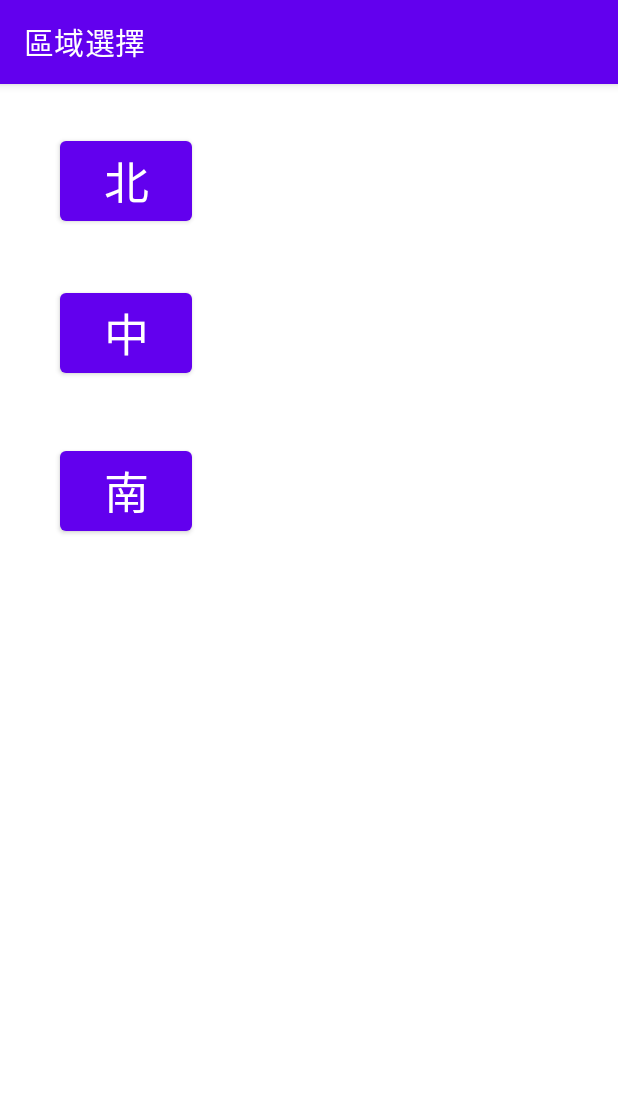
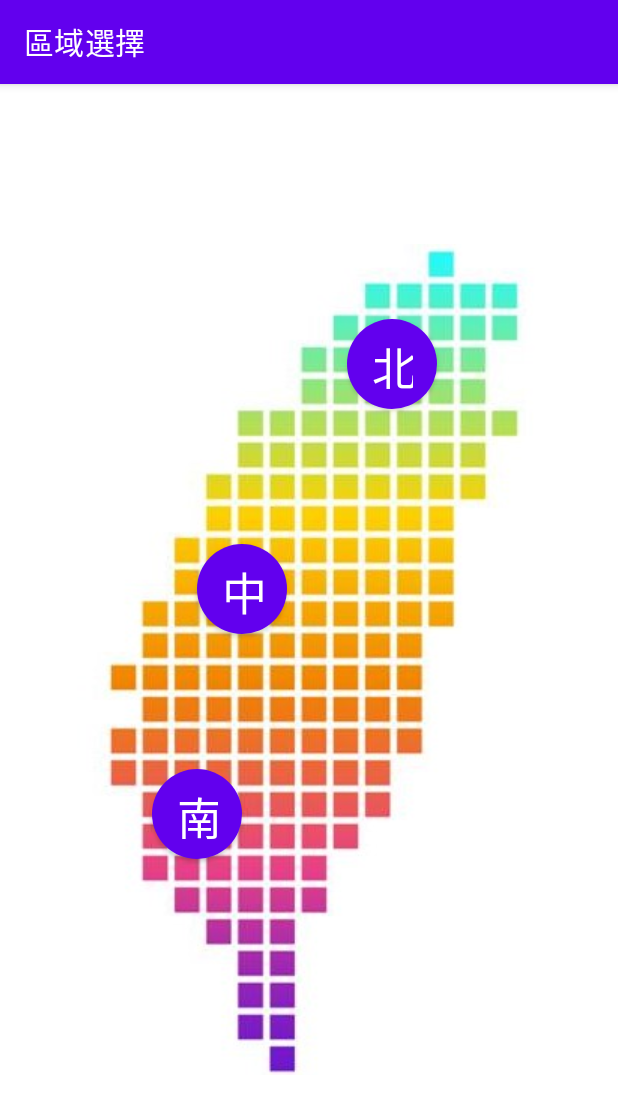
Before and after one commit to motechfae/i_inverter, an Android app: the screen it shows after launch (TaiwanActivity), on a phone screen of 412 x 824 dp. Shown: the top 1113 px of the screen. Run offline under Robolectric (Android 15) with nearby library versions, the phone set to English and light mode, and no system bars.

Commit message:
新增台灣圖片

```diff
--- /dev/null
+++ b/app/src/main/res/drawable/round_button.xml
@@ -0,0 +1,13 @@
+<?xml version="1.0" encoding="utf-8"?>
+<selector xmlns:android="http://schemas.android.com/apk/res/android">
+    <item android:state_pressed="false">
+        <shape android:shape="oval">
+            <solid android:color="#fa09ad"/>
+        </shape>
+    </item>
+    <item android:state_pressed="true">
+        <shape android:shape="oval">
+            <solid android:color="#c20586"/>
+        </shape>
+    </item>
+</selector>
--- a/app/src/main/res/layout/activity_taiwan.xml
+++ b/app/src/main/res/layout/activity_taiwan.xml
@@ -1,19 +1,27 @@
 <?xml version="1.0" encoding="utf-8"?>
-<androidx.constraintlayout.widget.ConstraintLayout
+<RelativeLayout
     xmlns:android="http://schemas.android.com/apk/res/android"
     xmlns:app="http://schemas.android.com/apk/res-auto"
     xmlns:tools="http://schemas.android.com/tools"
-    android:layout_width="match_parent"
-    android:layout_height="match_parent"
+    android:layout_width="309dp"
+    android:layout_height="554dp"
+    android:layout_gravity="center"
     tools:context=".TaiwanActivity">
+
+    <ImageView
+        android:layout_width="match_parent"
+        android:layout_height="match_parent"
+        android:src="@drawable/taiwan"
+        tools:layout_editor_absoluteX="0dp"
+        tools:layout_editor_absoluteY="0dp"></ImageView>
 
     <Button
         android:id="@+id/btn_north"
-        android:layout_width="wrap_content"
-        android:layout_height="wrap_content"
-        android:layout_marginStart="40dp"
-        android:layout_marginLeft="40dp"
-        android:layout_marginTop="32dp"
+        android:layout_width="60dp"
+        android:layout_height="60dp"
+        android:layout_marginLeft="180dp"
+        android:layout_marginTop="50dp"
+        android:background="@drawable/round_button"
         android:text="北"
         android:textSize="30dp"
         app:layout_constraintStart_toStartOf="parent"
@@ -21,26 +29,25 @@
 
     <Button
         android:id="@+id/btn_center"
-        android:layout_width="wrap_content"
-        android:layout_height="wrap_content"
-        android:layout_marginStart="40dp"
-        android:layout_marginLeft="40dp"
-        android:layout_marginTop="36dp"
+        android:layout_width="60dp"
+        android:layout_height="60dp"
+        android:layout_marginLeft="80dp"
+        android:layout_marginTop="200dp"
         android:text="中"
         android:textSize="30dp"
+        android:background="@drawable/round_button"
         app:layout_constraintStart_toStartOf="parent"
         app:layout_constraintTop_toBottomOf="@+id/btn_north"></Button>
 
     <Button
         android:id="@+id/btn_south"
-        android:layout_width="wrap_content"
-        android:layout_height="wrap_content"
-        android:layout_marginStart="40dp"
-        android:layout_marginLeft="40dp"
-        android:layout_marginTop="40dp"
+        android:layout_width="60dp"
+        android:layout_height="60dp"
+        android:layout_marginLeft="50dp"
+        android:layout_marginTop="350dp"
         android:text="南"
-        android:textSize="30dp"
+        android:textSize="30dp"        android:background="@drawable/round_button"
         app:layout_constraintStart_toStartOf="parent"
         app:layout_constraintTop_toBottomOf="@+id/btn_center"></Button>
 
-</androidx.constraintlayout.widget.ConstraintLayout>
+</RelativeLayout>
```
Also changed, not shown: app/src/main/res/drawable/taiwan.jpg (added).
